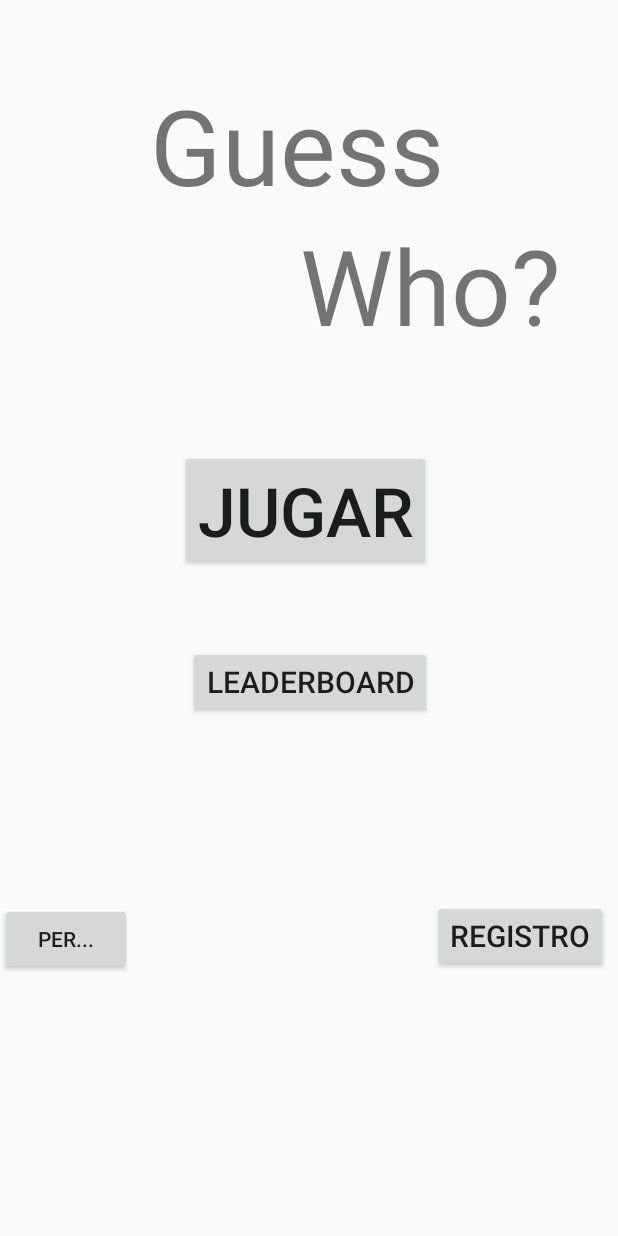
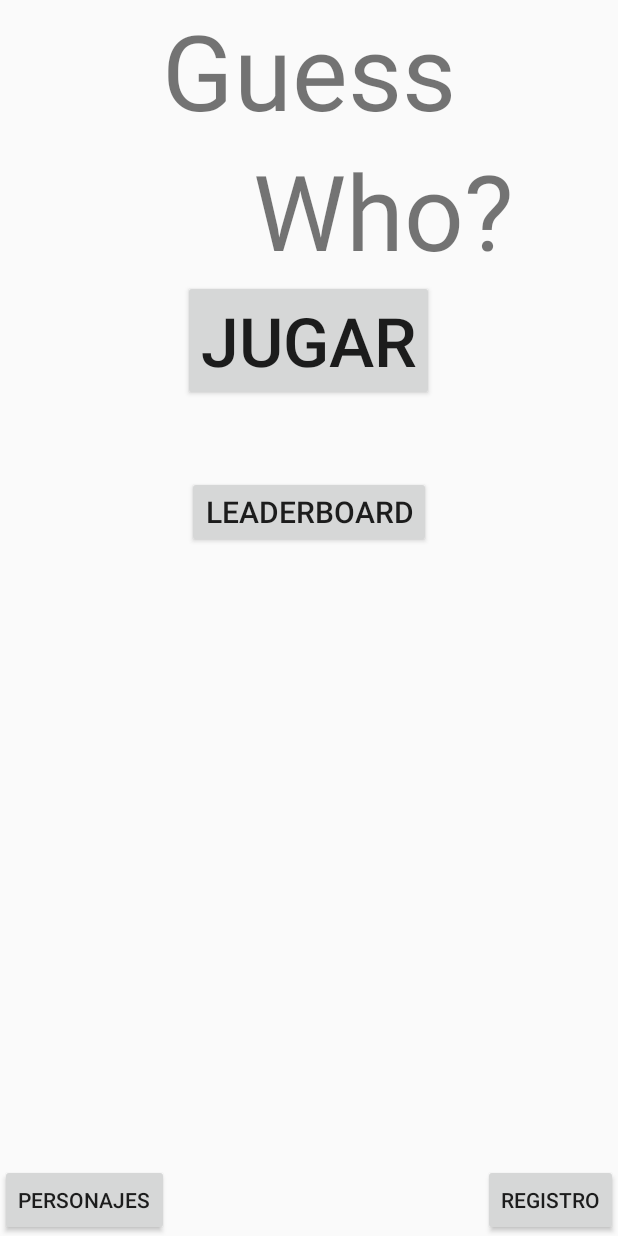
Before and after one commit to Relg99/GuessWho, an Android app: the screen it shows after launch (MenuActivity), on a phone screen of 412 x 824 dp. Run offline under Robolectric (Android 15) with nearby library versions, the phone set to English and light mode, and no system bars; our stand-ins replace Firebase (no records; nobody signed in at launch, a user with empty details on screens opened directly).

Commit message:
Menu_Optimizado

```diff
--- a/app/src/main/java/com/rnagames/guesswho/MenuActivity.java
+++ b/app/src/main/java/com/rnagames/guesswho/MenuActivity.java
@@ -67,7 +67,7 @@ public class MenuActivity extends AppCompatActivity {
 
             Intent i = new Intent(this, LogInActivity.class);
             i.putExtra("facnum", res);
-            Toast.makeText(this,""+res,Toast.LENGTH_SHORT).show();
+           // Toast.makeText(this,""+res,Toast.LENGTH_SHORT).show();
 
             startActivity(i);
         }
--- a/app/src/main/res/layout/activity_log_in.xml
+++ b/app/src/main/res/layout/activity_log_in.xml
@@ -1,10 +1,9 @@
 <?xml version="1.0" encoding="utf-8"?>
 <LinearLayout xmlns:android="http://schemas.android.com/apk/res/android"
-    xmlns:app="http://schemas.android.com/apk/res-auto"
     xmlns:tools="http://schemas.android.com/tools"
     android:layout_width="match_parent"
     android:layout_height="match_parent"
-    android:background="@color/colorAccent"
+    android:background="#ffffff"
     android:orientation="vertical"
     tools:context=".LogInActivity">
 
@@ -14,10 +13,11 @@
         android:orientation="horizontal">
 
         <EditText
+            android:inputType="text"
             android:id="@+id/etUsuario"
             android:layout_width="wrap_content"
             android:layout_height="wrap_content"
-            android:hint="Usuario" />
+            android:hint="@string/hUsuario" />
 
     </LinearLayout>
 
@@ -27,10 +27,11 @@
         android:orientation="horizontal">
 
         <EditText
+            android:inputType="text"
             android:id="@+id/etContraseña"
             android:layout_width="wrap_content"
             android:layout_height="wrap_content"
-            android:hint="Contraseña" />
+            android:hint="@string/hContraseña" />
     </LinearLayout>
 
 </LinearLayout>
--- a/app/src/main/res/layout/activity_menu.xml
+++ b/app/src/main/res/layout/activity_menu.xml
@@ -1,27 +1,28 @@
 <?xml version="1.0" encoding="utf-8"?>
 <LinearLayout xmlns:android="http://schemas.android.com/apk/res/android"
-    xmlns:app="http://schemas.android.com/apk/res-auto"
     xmlns:tools="http://schemas.android.com/tools"
     android:layout_width="match_parent"
     android:layout_height="match_parent"
     tools:context=".MenuActivity"
+
     android:orientation="vertical">
 
     <LinearLayout
+        android:gravity="center|bottom"
+
         android:layout_width="match_parent"
-        android:layout_height="300dp"
-        android:orientation="vertical">
+        android:layout_height="wrap_content"
+        android:orientation="vertical"
+        >
         <TextView
             android:id="@+id/tvTitulo1"
-            android:layout_marginTop="50dp"
-            android:layout_marginStart="100sp"
+            android:textSize="70sp"
             android:text="@string/Titulo1"
-            android:textSize="70sp"
             android:layout_width="wrap_content"
             android:layout_height="wrap_content" />
         <TextView
+            android:layout_marginLeft="50dp"
             android:id="@+id/tvTitulo2"
-            android:layout_marginStart="200dp"
             android:text="@string/Titulo2"
             android:textSize="70sp"
             android:layout_width="wrap_content"
@@ -30,16 +31,17 @@
     </LinearLayout>
 
     <LinearLayout
+        android:gravity="center|bottom"
         android:layout_width="match_parent"
-        android:layout_height="300dp"
-        android:orientation="vertical">
+        android:layout_height="wrap_content"
+        android:orientation="vertical"
+        >
 
         <Button
             android:id="@+id/bJugar"
             android:onClick="clikJugar"
             android:text="@string/bJugar"
             android:textSize="45sp"
-            android:layout_marginStart="120dp"
             android:layout_width="wrap_content"
             android:layout_height="wrap_content" />
 
@@ -48,7 +50,6 @@
             android:text="@string/bLeaderboard"
             android:layout_marginTop="50dp"
             android:textSize="20sp"
-            android:layout_marginStart="125dp"
             android:layout_width="wrap_content"
             android:layout_height="wrap_content" />
 
@@ -56,24 +57,33 @@
 
     </LinearLayout>
 
-    <LinearLayout
+    <RelativeLayout
+
         android:layout_width="match_parent"
-        android:layout_height="wrap_content"
-        android:orientation="horizontal">
+        android:layout_height="match_parent"
+        android:gravity="end|bottom"
+        android:orientation="horizontal"
+
+        >
+
 
         <Button
             android:id="@+id/bPersonajes"
-            android:text="Per..."
             android:layout_width="wrap_content"
-            android:layout_height="wrap_content" />
+            android:layout_height="wrap_content"
+            android:layout_alignParentBottom="true"
+            android:layout_alignParentStart="true"
+            android:text="@string/bPersonajes" />
+
         <Button
+
             android:id="@+id/bRegistro"
-            android:layout_marginStart="200dp"
-            android:text="Registro"
-            android:textSize="20sp"
             android:layout_width="wrap_content"
-            android:layout_height="wrap_content" />
-    </LinearLayout>
+            android:layout_height="wrap_content"
+            android:layout_alignParentBottom="true"
+            android:layout_alignParentEnd="true"
+            android:text="@string/bRegistro" />
+    </RelativeLayout>
 
 
 </LinearLayout>
--- a/app/src/main/res/values/colors.xml
+++ b/app/src/main/res/values/colors.xml
@@ -1,6 +1,6 @@
 <?xml version="1.0" encoding="utf-8"?>
 <resources>
-    <color name="colorPrimary">#008577</color>
-    <color name="colorPrimaryDark">#00574B</color>
-    <color name="colorAccent">#d81b60</color>
+    <color name="colorPrimary">#000000</color>
+    <color name="colorPrimaryDark">#000000</color>
+    <color name="colorAccent">#000000</color>
 </resources>
--- a/app/src/main/res/values/strings.xml
+++ b/app/src/main/res/values/strings.xml
@@ -4,4 +4,8 @@
     <string name="Titulo2">Who?</string>
     <string name="bJugar">JUGAR</string>
     <string name="bLeaderboard">Leaderboard</string>
+    <string name="bPersonajes">Personajes</string>
+    <string name="bRegistro">Registro</string>
+    <string name="hUsuario">Usuario</string>
+    <string name="hContraseña">Contraseña</string>
 </resources>
```
